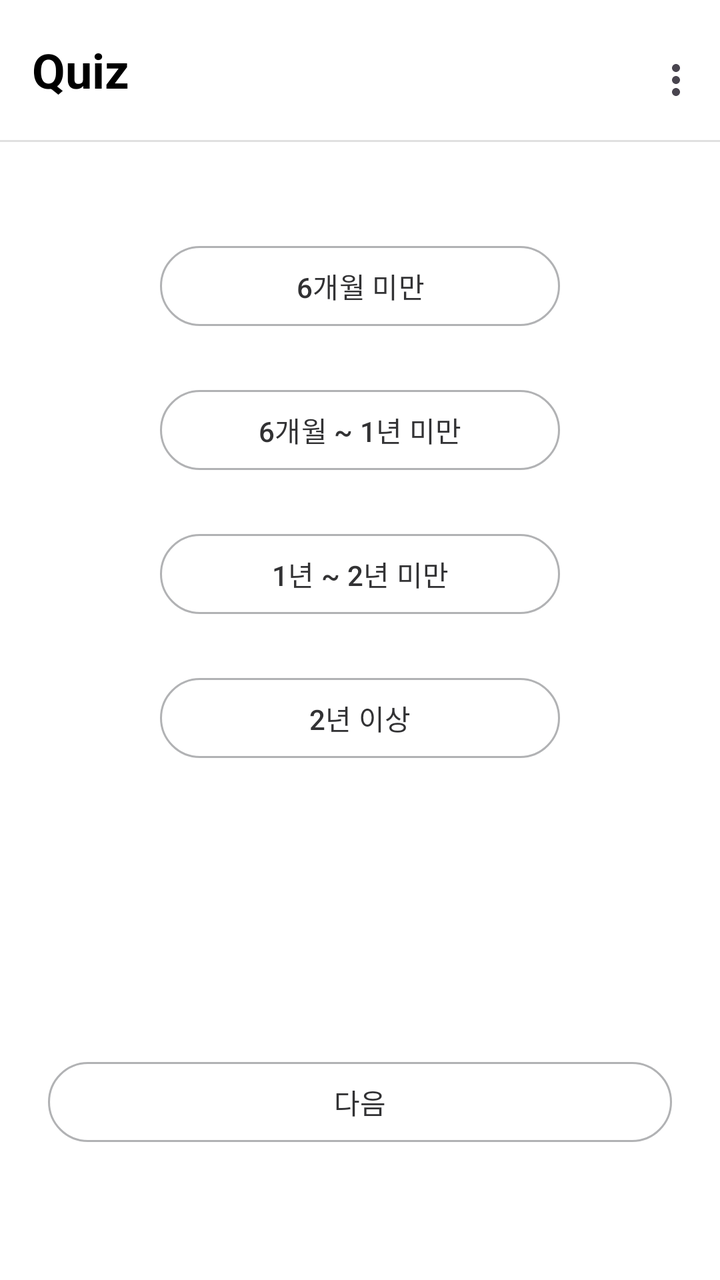
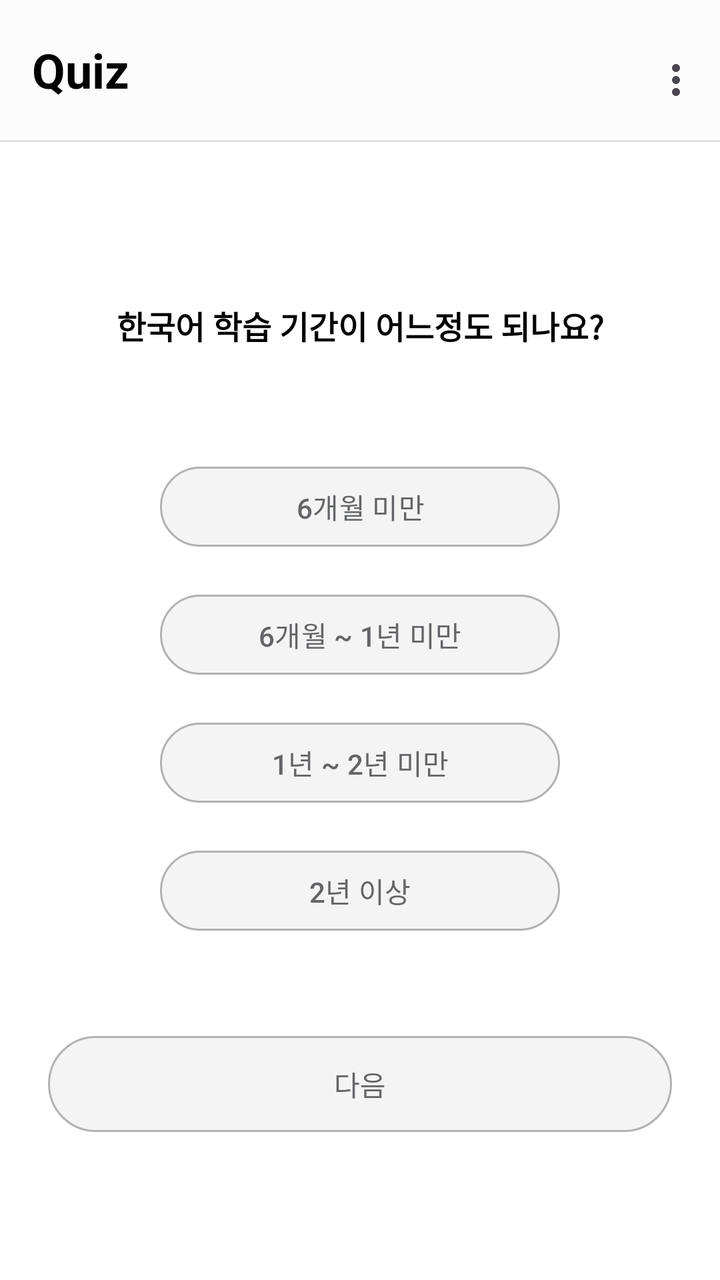

Two renders of the same Android screen: before a commit and after it. Below are the layout's source before the change and the commit's diff.
<!-- AndroidManifest.xml: application theme Theme.GURU2 -->
<!-- res/layout/fragment_survey_q1.xml -->
<?xml version="1.0" encoding="utf-8"?>
<androidx.constraintlayout.widget.ConstraintLayout xmlns:android="http://schemas.android.com/apk/res/android"
    xmlns:app="http://schemas.android.com/apk/res-auto"
    xmlns:tools="http://schemas.android.com/tools"
    android:layout_width="match_parent"
    android:layout_height="match_parent"
    android:background="#FFF"
    tools:context=".SurveyQ1Fragment">

    
    <com.google.android.material.appbar.AppBarLayout
        android:id="@+id/appBar"
        android:layout_width="0dp"
        android:layout_height="wrap_content"
        android:background="#FFF"
        app:layout_constraintTop_toTopOf="parent"
        app:layout_constraintStart_toStartOf="parent"
        app:layout_constraintEnd_toEndOf="parent">

    <com.google.android.material.appbar.MaterialToolbar
        android:id="@+id/mainToolbar"
        android:layout_width="match_parent"
        android:layout_height="70dp"
        android:background="#FFF"
        android:paddingVertical="8dp"
        app:menu="@menu/menu_main"
        app:title="Quiz"
        app:titleTextAppearance="@style/ToolbarTitleBold"
        app:titleTextColor="@android:color/black" />
        <View
            android:layout_width="match_parent"
            android:layout_height="1dp"
            android:background="#E0E0E0" />

    </com.google.android.material.appbar.AppBarLayout>

    

    
    <TextView
        android:id="@+id/Q1TextView"
        android:layout_width="wrap_content"
        android:layout_height="wrap_content"
        android:layout_marginTop="78dp"
        android:layout_marginBottom="40dp"
        android:text="한국어 학습 기간이 어느정도 되나요?"
        android:textColor="#323234"
        android:textSize="16sp"
        android:textStyle="bold"
        app:layout_constraintBottom_toTopOf="@+id/btnStudy1"
        app:layout_constraintEnd_toEndOf="parent"
        app:layout_constraintHorizontal_bias="0.515"
        app:layout_constraintStart_toStartOf="parent"
        app:layout_constraintTop_toBottomOf="@+id/appBar"
        app:layout_constraintVertical_bias="1.0" />

    <Button
        android:id="@+id/btnStudy4"
        android:layout_width="0dp"
        android:layout_height="wrap_content"
        android:layout_marginStart="80dp"
        android:layout_marginEnd="80dp"
        android:layout_marginBottom="144dp"
        android:text="2년 이상"
        android:textColor="#323234"
        app:backgroundTint="#FFF"
        app:layout_constraintBottom_toTopOf="@+id/btnNext"
        app:layout_constraintEnd_toEndOf="parent"
        app:layout_constraintHorizontal_bias="1.0"
        app:layout_constraintStart_toStartOf="parent"
        app:strokeColor="#B1B2B4"
        app:strokeWidth="1dp" />

    <Button
        android:id="@+id/btnStudy3"
        android:layout_width="0dp"
        android:layout_height="wrap_content"
        android:layout_marginStart="80dp"
        android:layout_marginEnd="80dp"
        android:layout_marginBottom="24dp"
        android:text="1년 ~ 2년 미만"
        android:textColor="#323234"
        app:backgroundTint="#FFF"
        app:layout_constraintBottom_toTopOf="@+id/btnStudy4"
        app:layout_constraintEnd_toEndOf="parent"
        app:layout_constraintHorizontal_bias="1.0"
        app:layout_constraintStart_toStartOf="parent"
        app:strokeColor="#B1B2B4"
        app:strokeWidth="1dp" />

    <Button
        android:id="@+id/btnStudy2"
        android:layout_width="0dp"
        android:layout_height="wrap_content"
        android:layout_marginStart="80dp"
        android:layout_marginEnd="80dp"
        android:layout_marginBottom="24dp"
        android:text="6개월 ~ 1년 미만"
        android:textColor="#323234"
        app:backgroundTint="#FFF"
        app:layout_constraintBottom_toTopOf="@+id/btnStudy3"
        app:layout_constraintEnd_toEndOf="parent"
        app:layout_constraintHorizontal_bias="1.0"
        app:layout_constraintStart_toStartOf="parent"
        app:strokeColor="#B1B2B4"
        app:strokeWidth="1dp" />

    <Button
        android:id="@+id/btnStudy1"
        android:layout_width="0dp"
        android:layout_height="wrap_content"
        android:layout_marginStart="80dp"
        android:layout_marginEnd="80dp"
        android:layout_marginBottom="24dp"
        android:text="6개월 미만"
        android:textColor="#323234"
        app:backgroundTint="#FFF"
        app:layout_constraintBottom_toTopOf="@+id/btnStudy2"
        app:layout_constraintEnd_toEndOf="parent"
        app:layout_constraintHorizontal_bias="1.0"
        app:layout_constraintStart_toStartOf="parent"
        app:strokeColor="#B1B2B4"
        app:strokeWidth="1dp" />

    
    <Button
        android:id="@+id/btnNext"
        android:layout_width="match_parent"
        android:layout_height="48dp"
        android:layout_marginStart="24dp"
        android:layout_marginEnd="24dp"
        android:layout_marginBottom="65dp"
        android:text="다음"
        android:textColor="#323234"
        app:backgroundTint="#FFF"
        app:layout_constraintBottom_toBottomOf="parent"
        app:layout_constraintEnd_toEndOf="parent"
        app:layout_constraintHorizontal_bias="0.0"
        app:layout_constraintStart_toStartOf="parent"
        app:strokeColor="#B1B2B4"
        app:strokeWidth="1dp" />

</androidx.constraintlayout.widget.ConstraintLayout>
<!-- resources referenced by this layout -->
<resources>
  <style name="ToolbarTitleBold">
          <item name="android:textStyle">bold</item>
          <item name="android:textSize">24sp</item>
      </style>
  <style name="Theme.GURU2" parent="Base.Theme.GURU2" />
  <style name="Base.Theme.GURU2" parent="Theme.Material3.DayNight.NoActionBar">
  
          <item name="android:windowLightStatusBar">true</item>
  
          <item name="android:windowTranslucentStatus">false</item>
  
          <item name="popupMenuBackground">@android:color/transparent</item>
          <item name="android:itemBackground">#E9ECFF</item>
          
      </style>
</resources>

<!-- the commit's change to res/layout/fragment_survey_q1.xml (unified diff, before → after) -->
@@ -4,7 +4,7 @@
     xmlns:tools="http://schemas.android.com/tools"
     android:layout_width="match_parent"
     android:layout_height="match_parent"
-    android:background="#FFF"
+    android:background="@color/white"
     tools:context=".SurveyQ1Fragment">
 
     
@@ -13,20 +13,21 @@
         android:layout_width="0dp"
         android:layout_height="wrap_content"
         android:background="#FFF"
-        app:layout_constraintTop_toTopOf="parent"
+        app:layout_constraintEnd_toEndOf="parent"
         app:layout_constraintStart_toStartOf="parent"
-        app:layout_constraintEnd_toEndOf="parent">
+        app:layout_constraintTop_toTopOf="parent">
 
-    <com.google.android.material.appbar.MaterialToolbar
-        android:id="@+id/mainToolbar"
-        android:layout_width="match_parent"
-        android:layout_height="70dp"
-        android:background="#FFF"
-        android:paddingVertical="8dp"
-        app:menu="@menu/menu_main"
-        app:title="Quiz"
-        app:titleTextAppearance="@style/ToolbarTitleBold"
-        app:titleTextColor="@android:color/black" />
+        <com.google.android.material.appbar.MaterialToolbar
+            android:id="@+id/mainToolbar"
+            android:layout_width="match_parent"
+            android:layout_height="70dp"
+            android:background="@color/toolbar_color"
+            android:paddingVertical="8dp"
+            app:menu="@menu/menu_main"
+            app:title="Quiz"
+            app:titleTextAppearance="@style/ToolbarTitleBold"
+            app:titleTextColor="@android:color/black" />
+
         <View
             android:layout_width="match_parent"
             android:layout_height="1dp"
@@ -41,34 +42,30 @@
         android:id="@+id/Q1TextView"
         android:layout_width="wrap_content"
         android:layout_height="wrap_content"
-        android:layout_marginTop="78dp"
-        android:layout_marginBottom="40dp"
+        android:layout_marginTop="80dp"
         android:text="한국어 학습 기간이 어느정도 되나요?"
-        android:textColor="#323234"
+        android:textColor="@color/black"
         android:textSize="16sp"
         android:textStyle="bold"
-        app:layout_constraintBottom_toTopOf="@+id/btnStudy1"
         app:layout_constraintEnd_toEndOf="parent"
-        app:layout_constraintHorizontal_bias="0.515"
         app:layout_constraintStart_toStartOf="parent"
-        app:layout_constraintTop_toBottomOf="@+id/appBar"
-        app:layout_constraintVertical_bias="1.0" />
+        app:layout_constraintTop_toBottomOf="@+id/appBar" />
 
     <Button
         android:id="@+id/btnStudy4"
         android:layout_width="0dp"
         android:layout_height="wrap_content"
         android:layout_marginStart="80dp"
+        android:layout_marginTop="16dp"
         android:layout_marginEnd="80dp"
-        android:layout_marginBottom="144dp"
         android:text="2년 이상"
-        android:textColor="#323234"
-        app:backgroundTint="#FFF"
-        app:layout_constraintBottom_toTopOf="@+id/btnNext"
+        android:textColor="@color/button_text_default"
+        app:backgroundTint="@color/button_default_bg"
         app:layout_constraintEnd_toEndOf="parent"
         app:layout_constraintHorizontal_bias="1.0"
         app:layout_constraintStart_toStartOf="parent"
-        app:strokeColor="#B1B2B4"
+        app:layout_constraintTop_toBottomOf="@+id/btnStudy3"
+        app:strokeColor="@color/button_default_stroke"
         app:strokeWidth="1dp" />
 
     <Button
@@ -76,16 +73,16 @@
         android:layout_width="0dp"
         android:layout_height="wrap_content"
         android:layout_marginStart="80dp"
+        android:layout_marginTop="16dp"
         android:layout_marginEnd="80dp"
-        android:layout_marginBottom="24dp"
         android:text="1년 ~ 2년 미만"
-        android:textColor="#323234"
-        app:backgroundTint="#FFF"
-        app:layout_constraintBottom_toTopOf="@+id/btnStudy4"
+        android:textColor="@color/button_text_default"
+        app:backgroundTint="@color/button_default_bg"
         app:layout_constraintEnd_toEndOf="parent"
         app:layout_constraintHorizontal_bias="1.0"
         app:layout_constraintStart_toStartOf="parent"
-        app:strokeColor="#B1B2B4"
+        app:layout_constraintTop_toBottomOf="@+id/btnStudy2"
+        app:strokeColor="@color/button_default_stroke"
         app:strokeWidth="1dp" />
 
     <Button
@@ -93,16 +90,16 @@
         android:layout_width="0dp"
         android:layout_height="wrap_content"
         android:layout_marginStart="80dp"
+        android:layout_marginTop="16dp"
         android:layout_marginEnd="80dp"
-        android:layout_marginBottom="24dp"
         android:text="6개월 ~ 1년 미만"
-        android:textColor="#323234"
-        app:backgroundTint="#FFF"
-        app:layout_constraintBottom_toTopOf="@+id/btnStudy3"
+        android:textColor="@color/button_text_default"
+        app:backgroundTint="@color/button_default_bg"
         app:layout_constraintEnd_toEndOf="parent"
         app:layout_constraintHorizontal_bias="1.0"
         app:layout_constraintStart_toStartOf="parent"
-        app:strokeColor="#B1B2B4"
+        app:layout_constraintTop_toBottomOf="@+id/btnStudy1"
+        app:strokeColor="@color/button_default_stroke"
         app:strokeWidth="1dp" />
 
     <Button
@@ -110,34 +107,34 @@
         android:layout_width="0dp"
         android:layout_height="wrap_content"
         android:layout_marginStart="80dp"
+        android:layout_marginTop="55dp"
         android:layout_marginEnd="80dp"
-        android:layout_marginBottom="24dp"
         android:text="6개월 미만"
-        android:textColor="#323234"
-        app:backgroundTint="#FFF"
-        app:layout_constraintBottom_toTopOf="@+id/btnStudy2"
+        android:textColor="@color/button_text_default"
+        app:backgroundTint="@color/button_default_bg"
         app:layout_constraintEnd_toEndOf="parent"
         app:layout_constraintHorizontal_bias="1.0"
         app:layout_constraintStart_toStartOf="parent"
-        app:strokeColor="#B1B2B4"
+        app:layout_constraintTop_toBottomOf="@+id/Q1TextView"
+        app:strokeColor="@color/button_default_stroke"
         app:strokeWidth="1dp" />
 
     
     <Button
         android:id="@+id/btnNext"
         android:layout_width="match_parent"
-        android:layout_height="48dp"
+        android:layout_height="56dp"
         android:layout_marginStart="24dp"
         android:layout_marginEnd="24dp"
-        android:layout_marginBottom="65dp"
+        android:layout_marginBottom="70dp"
         android:text="다음"
-        android:textColor="#323234"
-        app:backgroundTint="#FFF"
+        android:textColor="@color/button_text_default"
+        app:backgroundTint="@color/button_default_bg"
         app:layout_constraintBottom_toBottomOf="parent"
         app:layout_constraintEnd_toEndOf="parent"
         app:layout_constraintHorizontal_bias="0.0"
         app:layout_constraintStart_toStartOf="parent"
-        app:strokeColor="#B1B2B4"
+        app:strokeColor="@color/button_default_stroke"
         app:strokeWidth="1dp" />
 
 </androidx.constraintlayout.widget.ConstraintLayout>
<!-- resource entries referenced after the edit -->
@@ -1,5 +1,11 @@
 <!-- resources referenced by this layout -->
 <resources>
+  <color name="black">#FF000000</color>
+  <color name="button_default_bg">#F4F4F4</color>
+  <color name="button_default_stroke">#B1B2B4</color>
+  <color name="button_text_default">#646568</color>
+  <color name="toolbar_color">#FCFCFC</color>
+  <color name="white">#FFFFFFFF</color>
   <style name="ToolbarTitleBold">
           <item name="android:textStyle">bold</item>
           <item name="android:textSize">24sp</item>
